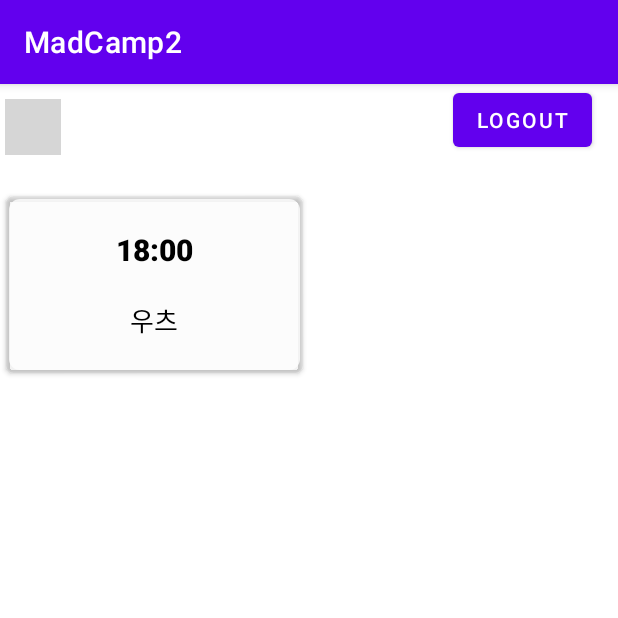
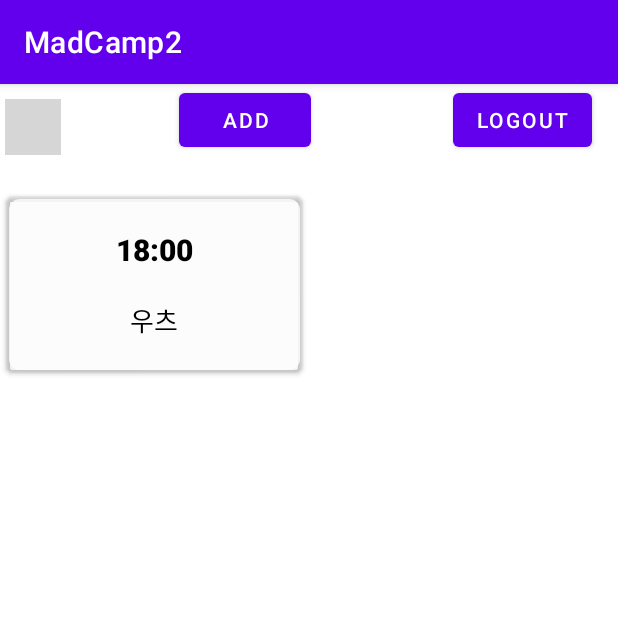
Before and after one commit to yeji63/MadCamp2, an Android app: the SubActivity screen opened directly, with no data from a screen before it, on a phone screen of 412 x 824 dp, the top half of it. Run offline under Robolectric (Android 15) with nearby library versions, the phone set to English and light mode, and no system bars; libraries missing offline, so code that uses them is left out: com.kakao.usermgmt; pictures from the network do not load; 1 statement that could not run was skipped; grey boxes are pictures that could not be loaded.

Commit message:
add layout java finish

```diff
--- a/app/build.gradle
+++ b/app/build.gradle
@@ -37,6 +37,7 @@ dependencies {
     implementation 'com.kakao.sdk:usermgmt:1.27.0'
     //Glide 이미지 로드 라이브러리
     implementation 'com.github.bumptech.glide:glide:4.8.0'
+    implementation 'org.jetbrains:annotations:15.0'
     annotationProcessor 'com.github.bumptech.glide:compiler:4.8.0'
     testImplementation 'junit:junit:4.+'
     androidTestImplementation 'androidx.test.ext:junit:1.1.2'
--- a/app/src/main/java/com/example/madcamp2/CustomApplication.java
+++ b/app/src/main/java/com/example/madcamp2/CustomApplication.java
@@ -16,7 +16,6 @@ import com.kakao.auth.KakaoSDK;
 public class CustomApplication extends Application
 {
     private static volatile CustomApplication instance = null;
-
     private static class KakaoSDKAdapter extends KakaoAdapter
     {
         // 카카오 로그인 세션을 불러올 때의 설정값을 설정하는 부분.
--- a/app/src/main/java/com/example/madcamp2/SubActivity.java
+++ b/app/src/main/java/com/example/madcamp2/SubActivity.java
@@ -2,9 +2,11 @@ package com.example.madcamp2;
 
 import androidx.appcompat.app.AppCompatActivity;
 
+import android.content.Context;
 import android.content.Intent;
 import android.os.Bundle;
 import android.view.View;
+import android.widget.Button;
 import android.widget.GridView;
 import android.widget.ImageView;
 import android.widget.TextView;
@@ -27,6 +29,7 @@ public class SubActivity extends AppCompatActivity
     private Retrofit retrofit;
     private RetrofitInterface retrofitInterface;
     private String BASE_URL = "http://192.249.18.145:80";
+    private static Context mCon;
 
     @Override
     protected void onCreate(Bundle savedInstanceState)
@@ -34,6 +37,7 @@ public class SubActivity extends AppCompatActivity
         super.onCreate(savedInstanceState);
         setContentView(R.layout.activity_sub);
 
+        mCon = getApplicationContext();
         Intent intent = getIntent();
         strNick = intent.getStringExtra("name");
         strProfileImg = intent.getStringExtra("profileImg");
@@ -77,6 +81,15 @@ public class SubActivity extends AppCompatActivity
         adapter.addGroup(new Listgroup("우츠", "18:00"));
         gridView.setAdapter(adapter);
 
+        Button addbutton = findViewById(R.id.btn_add);
+        addbutton.setOnClickListener(new View.OnClickListener() {
+            @Override
+            public void onClick(View v) {
+                AddGroup dialog = new AddGroup(mCon, adapter);
+                dialog.show(getSupportFragmentManager(), "todoDialog");
+            }
+        });
+
 
 
         // 로그아웃
--- a/app/src/main/res/layout/activity_sub.xml
+++ b/app/src/main/res/layout/activity_sub.xml
@@ -44,6 +44,17 @@
         tools:ignore="MissingConstraints"
         tools:layout_editor_absoluteY="10dp" />
 
+    <Button
+        android:id="@+id/btn_add"
+        android:layout_width="wrap_content"
+        android:layout_height="wrap_content"
+        android:text="Add"
+        app:layout_constraintEnd_toStartOf="@+id/btn_logout"
+        app:layout_constraintHorizontal_bias="0.452"
+        app:layout_constraintStart_toEndOf="@+id/iv_profile"
+        tools:ignore="MissingConstraints"
+        tools:layout_editor_absoluteY="10dp" />
+
     <GridView
         android:id="@+id/gridView"
         android:layout_width="match_parent"
@@ -51,6 +62,9 @@
         android:numColumns="auto_fit"
         app:layout_constraintBottom_toBottomOf="parent"
         app:layout_constraintStart_toStartOf="parent"
-        android:layout_marginTop="70dp"/>
+        android:layout_marginTop="70dp">
+
+
+    </GridView>
 
 </androidx.constraintlayout.widget.ConstraintLayout>
```
Also changed, not shown: app/src/main/java/com/example/madcamp2/AddGroup.java (added, +78 -0 lines), app/src/main/res/layout/add_group.xml (added, +82 -0 lines).
